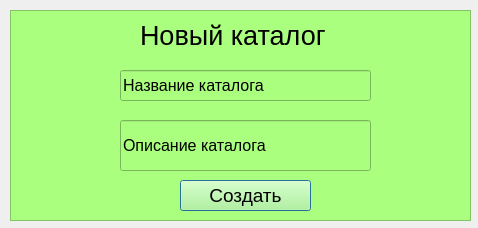
This is forms/Новый_каталог.ui in julik002/biblioteka as Qt 5 draws it before an edit. The edited form follows.
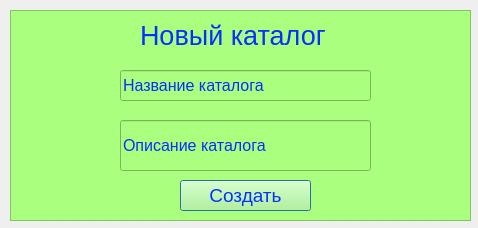
This is the edited form.

Diff of the .ui file:
```diff
--- a/forms/Новый_каталог.ui
+++ b/forms/Новый_каталог.ui
@@ -23,7 +23,8 @@
     </rect>
    </property>
    <property name="styleSheet">
-    <string notr="true">background-color:rgb(170, 255, 127)</string>
+    <string notr="true">background-color:rgb(170, 255, 127);
+color: rgb(6, 48, 255);</string>
    </property>
    <property name="frameShape">
     <enum>QFrame::StyledPanel</enum>
```
Left out of the diff: 8 changed lines with no effect on the pictures.
